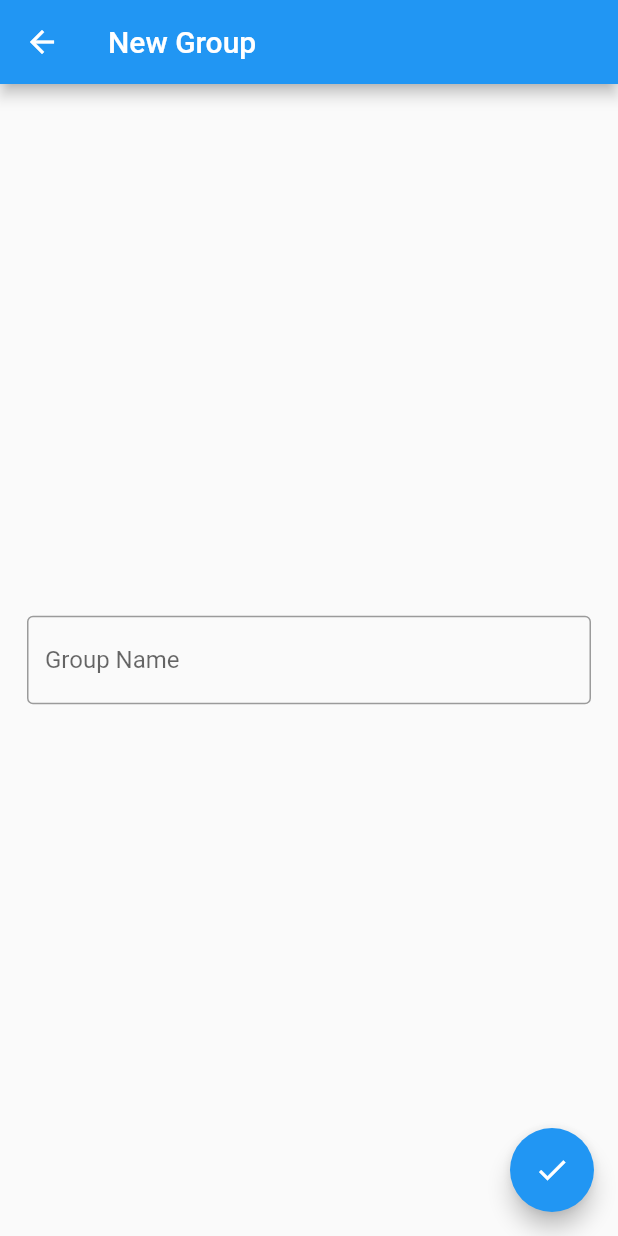
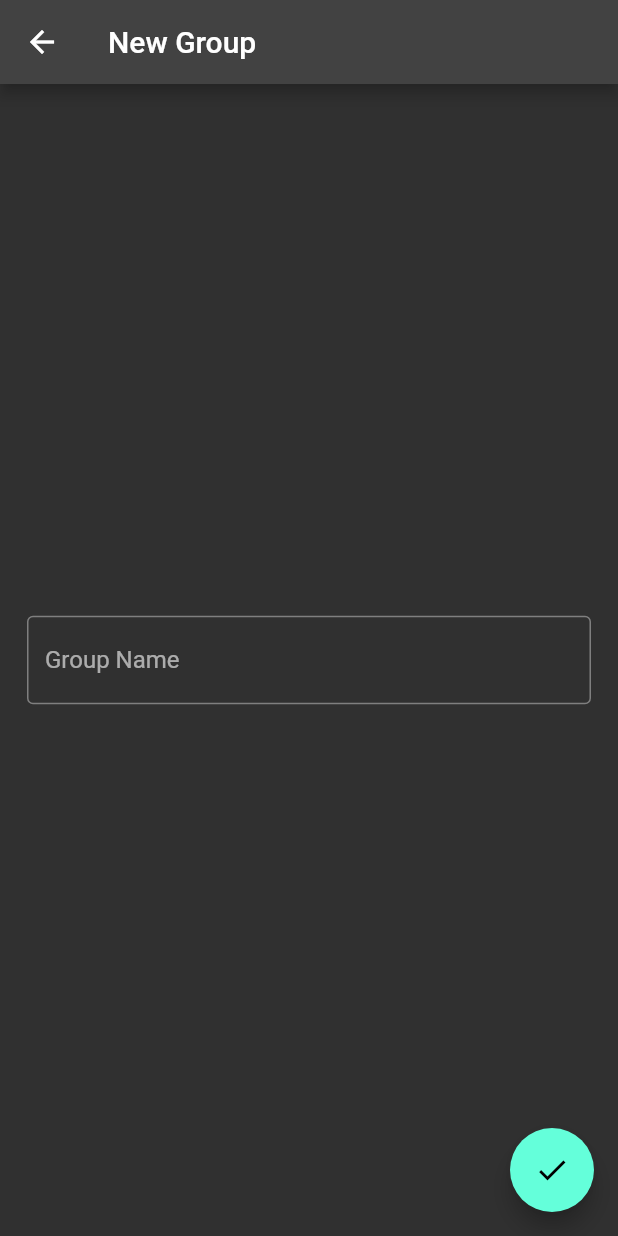
Before and after one commit to Akimskate/to_do_list, a Flutter app: the screen it shows after launch, after a tap on the "add" icon, on a phone screen of 412 x 824 dp. Run offline on Flutter 3.47's test engine with Material 2 defaults, Android fonts, the phone set to English and light mode, and no system bars; our stand-ins replace flutter_slidable, hive, hive_flutter; accounts and stored records are empty.

Commit message:
dark theme added

```diff
--- a/lib/main.dart
+++ b/lib/main.dart
@@ -1,7 +1,5 @@
 import 'package:flutter/material.dart';
-
 import 'ui/widgets/app/my_app.dart';
-import 'package:hive/hive.dart';
 import 'package:hive_flutter/hive_flutter.dart';
 
 void main() async {
--- /dev/null
+++ b/lib/provider/theme_provider.dart
@@ -0,0 +1,20 @@
+import 'package:flutter/material.dart';
+
+class ThemeProvider extends ChangeNotifier{
+  ThemeMode themeMode = ThemeMode.dark;
+
+  bool get isDarkMode => themeMode == ThemeMode.dark;
+
+  void toggleTheme(bool isOn){
+    themeMode = isOn ? ThemeMode.dark : ThemeMode.light;
+    notifyListeners();
+  }
+}
+
+class MyThemes {
+  static final lightTheme = ThemeData.light();
+
+  static final darkTheme = ThemeData.dark();
+
+
+}
--- a/lib/ui/navigation/main_navigation.dart
+++ b/lib/ui/navigation/main_navigation.dart
@@ -13,11 +13,9 @@ abstract class MainNavigationRouteNames {
 
 class MainNAvigation {
   final initialRoute = MainNavigationRouteNames.groups;
-  final routes = /*<String, Widget Function(BuildContext)>*/ {
+  final routes = <String, Widget Function(BuildContext)> {
     MainNavigationRouteNames.groups: (context) => const GroupsWidget(),
     MainNavigationRouteNames.groupsForm: (context) => const GroupFormWidget(),
-    // MainNavigationRouteNames.tasks: (context) => const TasksWidget(),
-    // MainNavigationRouteNames.tasksForm: (context) => TaskFormWidget(),
   };
 
   Route<Object> onGenerateRoute(RouteSettings settings) {
--- a/lib/ui/widgets/app/my_app.dart
+++ b/lib/ui/widgets/app/my_app.dart
@@ -1,21 +1,25 @@
 import 'package:flutter/material.dart';
+import 'package:provider/provider.dart';
+import 'package:todo_list_app/provider/theme_provider.dart';
 import 'package:todo_list_app/ui/navigation/main_navigation.dart';
-
 
 class MyApp extends StatelessWidget {
   static final mainNavigation = MainNAvigation();
   const MyApp({Key? key}) : super(key: key);
 
   @override
-  Widget build(BuildContext context) {
+  Widget build(BuildContext context) => ChangeNotifierProvider(
+      create: (context) => ThemeProvider(),
+      builder: (context, _) {
+        final provider = Provider.of<ThemeProvider>(context);
         return MaterialApp(
           title: 'Flutter Demo',
           routes: mainNavigation.routes,
           initialRoute: mainNavigation.initialRoute,
           onGenerateRoute: mainNavigation.onGenerateRoute,
-      theme: ThemeData(
-        primarySwatch: Colors.blue,
-      ),
+          themeMode: provider.themeMode,
+          theme: MyThemes.lightTheme,
+          darkTheme: MyThemes.darkTheme,
         );
+      });
 }
-  }
--- a/lib/ui/widgets/groups/groups_widget.dart
+++ b/lib/ui/widgets/groups/groups_widget.dart
@@ -3,6 +3,7 @@
 import 'package:flutter/material.dart';
 import 'package:flutter_slidable/flutter_slidable.dart';
 import 'package:todo_list_app/ui/widgets/groups/groups_widget_model.dart';
+import 'package:todo_list_app/ui/widgets/theme/change_theme_button_widget.dart';
 
 class GroupsWidget extends StatefulWidget {
   const GroupsWidget({Key? key}) : super(key: key);
@@ -38,6 +39,9 @@ class _GroupWidgetBody extends StatelessWidget {
       appBar: AppBar(
         centerTitle: true,
         title: Text('Groups'),
+        actions: const [
+          ChangeThemeButtonWidget(),
+        ],
       ),
       body: SafeArea(
         child: _GroupListWidget(),
--- /dev/null
+++ b/lib/ui/widgets/theme/change_theme_button_widget.dart
@@ -0,0 +1,20 @@
+import 'package:flutter/material.dart';
+import 'package:provider/provider.dart';
+import 'package:todo_list_app/provider/theme_provider.dart';
+
+class ChangeThemeButtonWidget extends StatelessWidget {
+  const ChangeThemeButtonWidget({Key? key}) : super(key: key);
+
+  @override
+  Widget build(BuildContext context) {
+    final themeProvider = Provider.of<ThemeProvider>(context);
+
+    return Switch.adaptive(
+      value: themeProvider.isDarkMode,
+      onChanged: (value) {
+        final provider = Provider.of<ThemeProvider>(context, listen: false);
+        provider.toggleTheme(value);
+      },
+    );
+  }
+}
--- a/pubspec.yaml
+++ b/pubspec.yaml
@@ -32,6 +32,7 @@ dependencies:
   flutter_slidable: ^2.0.0
   hive: ^2.2.2
   hive_flutter: ^1.0.0
+  provider: ^6.0.3
 
 
   # The following adds the Cupertino Icons font to your application.
```
Also changed, not shown: pubspec.lock. Lines whose indentation alone changed are shown as unchanged.
